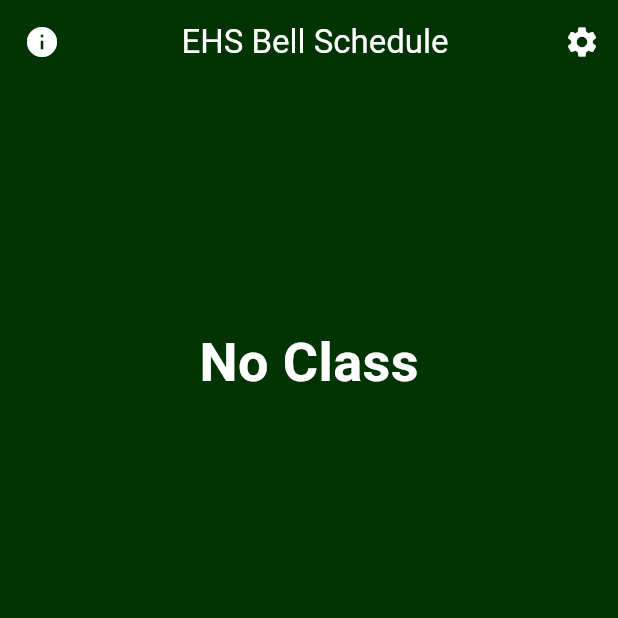
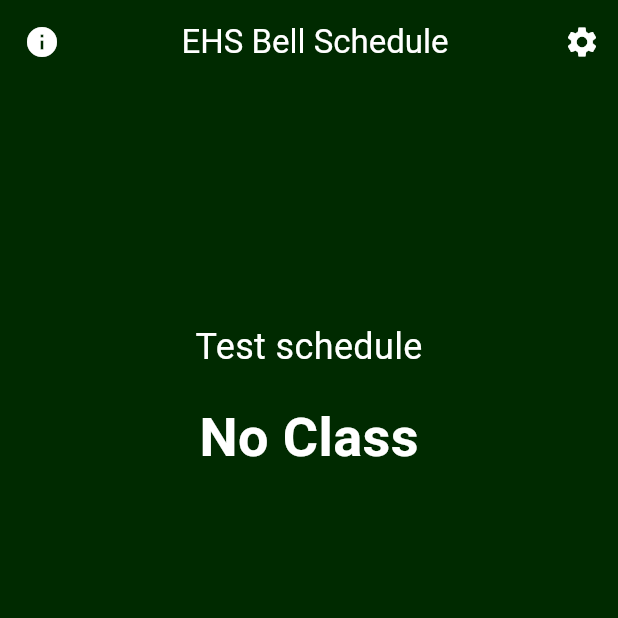
Before and after one commit to alexliao95311/ehs-bell-schedule, a Flutter app: the screen it shows after launch, on a phone screen of 412 x 824 dp, the top half of it. Run offline on Flutter 3.47's test engine with Material 3 defaults, Android fonts, the phone set to English and light mode, and no system bars; our stand-ins replace awesome_notifications.

Commit message:
edited UI before big changes

```diff
--- a/lib/main.dart
+++ b/lib/main.dart
@@ -41,7 +41,7 @@ class BellScheduleApp extends StatelessWidget {
       title: 'EHS Bell Schedule',
       theme: ThemeData(
         primarySwatch: Colors.green,
-        scaffoldBackgroundColor: Color.fromARGB(255, 2, 51, 2),
+        scaffoldBackgroundColor: Color.fromARGB(255, 0, 42, 0),
         textTheme: const TextTheme(
           bodyMedium: TextStyle(color: Colors.white),
         ),
@@ -82,54 +82,89 @@ class _HomePageState extends State<HomePage> {
   final Map<String, List<Map<String, String>>> schedules = {
     'Monday': [
       {'start': '07:15', 'end': '08:20', 'period': 'Period 0'},
+      {'start': '08:20', 'end': '08:30', 'period': 'Passing Period'},
       {'start': '08:30', 'end': '09:29', 'period': 'Period 1'},
+      {'start': '09:29', 'end': '09:35', 'period': 'Passing Period'},
       {'start': '09:35', 'end': '10:34', 'period': 'Period 2'},
+      {'start': '10:34', 'end': '10:40', 'period': 'Passing Period'},
       {'start': '10:40', 'end': '11:39', 'period': 'Period 3'},
+      {'start': '11:39', 'end': '11:45', 'period': 'Passing Period'},
       {'start': '11:45', 'end': '12:44', 'period': 'Period 4'},
+      {'start': '12:44', 'end': '13:20', 'period': 'Lunch'},
       {'start': '13:20', 'end': '14:19', 'period': 'Period 5'},
+      {'start': '14:19', 'end': '14:25', 'period': 'Passing Period'},
       {'start': '14:25', 'end': '15:24', 'period': 'Period 6'},
     ],
     'Tuesday': [
       {'start': '07:15', 'end': '08:20', 'period': 'Period 0'},
+      {'start': '08:20', 'end': '08:30', 'period': 'Passing Period'},
       {'start': '08:30', 'end': '09:29', 'period': 'Period 1'},
+      {'start': '09:29', 'end': '09:35', 'period': 'Passing Period'},
       {'start': '09:35', 'end': '10:34', 'period': 'Period 2'},
+      {'start': '10:34', 'end': '10:40', 'period': 'Passing Period'},
       {'start': '10:40', 'end': '11:39', 'period': 'Period 3'},
+      {'start': '11:39', 'end': '11:45', 'period': 'Passing Period'},
       {'start': '11:45', 'end': '12:44', 'period': 'Period 4'},
+      {'start': '12:44', 'end': '13:20', 'period': 'Lunch'},
       {'start': '13:20', 'end': '14:19', 'period': 'Period 5'},
+      {'start': '14:19', 'end': '14:25', 'period': 'Passing Period'},
       {'start': '14:25', 'end': '15:24', 'period': 'Period 6'},
     ],
     'Wednesday': [
       {'start': '09:00', 'end': '10:30', 'period': 'Period 1'},
+      {'start': '10:30', 'end': '10:36', 'period': 'Passing Period'},
       {'start': '10:36', 'end': '12:06', 'period': 'Period 3'},
+      {'start': '12:06', 'end': '12:42', 'period': 'Lunch'},
       {'start': '12:42', 'end': '13:37', 'period': 'Access'},
+      {'start': '13:37', 'end': '13:43', 'period': 'Passing Period'},
       {'start': '13:43', 'end': '15:13', 'period': 'Period 5'},
     ],
     'Thursday': [
       {'start': '07:15', 'end': '08:20', 'period': 'Period 0'},
+      {'start': '08:20', 'end': '08:30', 'period': 'Passing Period'},
       {'start': '08:30', 'end': '10:00', 'period': 'Period 2'},
+      {'start': '10:00', 'end': '10:06', 'period': 'Passing Period'},
       {'start': '10:06', 'end': '11:36', 'period': 'Period 4'},
+      {'start': '11:36', 'end': '12:12', 'period': 'Lunch'},
       {'start': '12:12', 'end': '12:57', 'period': 'Access'},
+      {'start': '12:57', 'end': '13:03', 'period': 'Passing Period'},
       {'start': '13:03', 'end': '14:33', 'period': 'Period 6'},
     ],
     'Friday': [
       {'start': '07:15', 'end': '08:20', 'period': 'Period 0'},
+      {'start': '08:20', 'end': '08:30', 'period': 'Passing Period'},
       {'start': '08:30', 'end': '09:29', 'period': 'Period 1'},
+      {'start': '09:29', 'end': '09:35', 'period': 'Passing Period'},
       {'start': '09:35', 'end': '10:34', 'period': 'Period 2'},
+      {'start': '10:34', 'end': '10:40', 'period': 'Passing Period'},
       {'start': '10:40', 'end': '11:39', 'period': 'Period 3'},
+      {'start': '11:39', 'end': '11:45', 'period': 'Passing Period'},
       {'start': '11:45', 'end': '12:44', 'period': 'Period 4'},
+      {'start': '12:44', 'end': '13:20', 'period': 'Lunch'},
       {'start': '13:20', 'end': '14:19', 'period': 'Period 5'},
+      {'start': '14:19', 'end': '14:25', 'period': 'Passing Period'},
       {'start': '14:25', 'end': '15:24', 'period': 'Period 6'},
     ],
     'Minimum Day': [
       {'start': '07:15', 'end': '08:20', 'period': 'Period 0'},
+      {'start': '08:20', 'end': '08:30', 'period': 'Passing Period'},
       {'start': '08:30', 'end': '09:05', 'period': 'Period 1'},
+      {'start': '09:05', 'end': '09:11', 'period': 'Passing Period'},
       {'start': '09:11', 'end': '09:46', 'period': 'Period 2'},
+      {'start': '09:46', 'end': '09:52', 'period': 'Passing Period'},
       {'start': '09:52', 'end': '10:27', 'period': 'Period 3'},
+      {'start': '10:27', 'end': '10:33', 'period': 'Passing Period'},
       {'start': '10:33', 'end': '11:08', 'period': 'Period 4'},
+      {'start': '11:08', 'end': '11:24', 'period': 'Passing Period'},
       {'start': '11:24', 'end': '11:59', 'period': 'Period 5'},
+      {'start': '11:59', 'end': '12:05', 'period': 'Passing Period'},
       {'start': '12:05', 'end': '12:40', 'period': 'Period 6'},
+    ],
+    'Saturday': [
+      {'start': '21:30', 'end':'22:48', 'period':'Period 0'}
     ]
   };
+
 
   @override
   void initState() {
@@ -248,7 +283,7 @@ class _HomePageState extends State<HomePage> {
       case 'Minimum Day':
         return 'Minimum Day Schedule';
       default:
-        return 'No schedule';
+        return 'Test schedule';
     }
   }
 
@@ -322,7 +357,7 @@ class _HomePageState extends State<HomePage> {
   Widget build(BuildContext context) {
     return Scaffold(
       appBar: AppBar(
-        backgroundColor: Color.fromARGB(255, 2, 51, 2),
+        backgroundColor: Color.fromARGB(255, 0, 42, 0),
         leading: IconButton(
           icon: const Icon(Icons.info, color: Colors.white),
           onPressed: _openInformation,
@@ -363,14 +398,14 @@ class _HomePageState extends State<HomePage> {
             if (_currentClass != 'No Class')
               Text(
                 _periodDuration,
-                style: const TextStyle(fontSize: 26, color: Colors.white),
+                style: const TextStyle(fontSize: 24, color: Colors.white),
               ),
             const SizedBox(height: 20),
-            if (_currentClass != 'No Class')
-              const Text(
-                'Time Left:',
-                style: TextStyle(fontSize: 20, color: Colors.white),
-              ),
+            //if (_currentClass != 'No Class')
+              //const Text(
+                //'Time Left:',
+                //style: TextStyle(fontSize: 20, color: Colors.white),
+              //),
             if (_currentClass != 'No Class')
               Text(
                 _timeLeft,
@@ -413,7 +448,7 @@ class SettingsPage extends StatelessWidget {
     return Scaffold(
       appBar: AppBar(
         title: const Text('Settings', style: TextStyle(color: Colors.white)),
-        backgroundColor: Color.fromARGB(255, 2, 51, 2),
+        backgroundColor: Color.fromARGB(255, 0, 42, 0),
         iconTheme: const IconThemeData(color: Colors.white), // Make the back arrow white
       ),
       body: ListView(
@@ -526,7 +561,7 @@ class _EditClassNamesPageState extends State<EditClassNamesPage> {
     return Scaffold(
       appBar: AppBar(
         title: const Text('Edit Class Names', style: TextStyle(color: Colors.white)),
-        backgroundColor: Color.fromARGB(255, 2, 51, 2),
+        backgroundColor: Color.fromARGB(255, 0, 42, 0),
         iconTheme: const IconThemeData(color: Colors.white), // Make the back arrow white
       ),
       body: ListView(
@@ -614,7 +649,7 @@ class _NotificationsPageState extends State<NotificationsPage> {
     return Scaffold(
       appBar: AppBar(
         title: const Text('Notifications', style: TextStyle(color: Colors.white)),
-        backgroundColor: Color.fromARGB(255, 2, 51, 2),
+        backgroundColor: Color.fromARGB(255, 0, 42, 0),
         iconTheme: const IconThemeData(color: Colors.white), // Make the back arrow white
       ),
       body: Padding(
@@ -722,7 +757,7 @@ class _OtherSettingsPageState extends State<OtherSettingsPage> {
     return Scaffold(
       appBar: AppBar(
         title: const Text('Other Settings', style: TextStyle(color: Colors.white)),
-        backgroundColor: Color.fromARGB(255, 2, 51, 2),
+        backgroundColor: Color.fromARGB(255, 0, 42, 0),
         iconTheme: const IconThemeData(color: Colors.white), // Make the back arrow white
       ),
       body: ListView(
@@ -766,7 +801,7 @@ class AboutPage extends StatelessWidget {
     return Scaffold(
       appBar: AppBar(
         title: const Text('About', style: TextStyle(color: Colors.white)),
-        backgroundColor: Color.fromARGB(255, 2, 51, 2),
+        backgroundColor: Color.fromARGB(255, 0, 42, 0),
         iconTheme: const IconThemeData(color: Colors.white), // Make the back arrow white
       ),
       body: Center(
@@ -804,7 +839,9 @@ class InformationPage extends StatelessWidget {
   InformationPage({required this.schedules, required this.is24HourFormat, required this.hasZeroPeriod});
 
   List<Map<String, String>> _filterSchedule(List<Map<String, String>> schedule) {
-    return schedule.where((period) => hasZeroPeriod || period['period'] != 'Period 0').toList();
+    return schedule
+        .where((period) => period['period'] != 'Passing Period' && (hasZeroPeriod || period['period'] != 'Period 0'))
+        .toList();
   }
 
   String _formatTime(String time) {
@@ -820,7 +857,7 @@ class InformationPage extends StatelessWidget {
     return Scaffold(
       appBar: AppBar(
         title: const Text('All Schedules', style: TextStyle(color: Colors.white)),
-        backgroundColor: Color.fromARGB(255, 2, 51, 2),
+        backgroundColor: Color.fromARGB(255, 0, 42, 0),
         iconTheme: const IconThemeData(color: Colors.white), // Make the back arrow white
       ),
       body: ListView(
@@ -849,11 +886,25 @@ class InformationPage extends StatelessWidget {
         const SizedBox(height: 10),
         if (filteredSchedule.isEmpty)
           const Text('No schedule today', style: TextStyle(fontSize: 16, color: Colors.white)),
-        ...filteredSchedule.map((period) {
-          return Text(
-            '${period['period']}: ${_formatTime(period['start']!)} - ${_formatTime(period['end']!)}',
-            style: const TextStyle(fontSize: 16, color: Colors.white),
-          );
+        ...filteredSchedule.asMap().entries.expand((entry) {
+          int index = entry.key;
+          Map<String, String> period = entry.value;
+          return [
+            Row(
+              mainAxisAlignment: MainAxisAlignment.spaceBetween,
+              children: [
+                Text(
+                  period['period']!,
+                  style: const TextStyle(fontSize: 18, color: Colors.white),
+                ),
+                Text(
+                  '${_formatTime(period['start']!)} - ${_formatTime(period['end']!)}',
+                  style: const TextStyle(fontSize: 18, color: Colors.white),
+                ),
+              ],
+            ),
+            if (index < filteredSchedule.length - 1) Divider(color: Colors.grey[400]),
+          ];
         }).toList(),
         const SizedBox(height: 20),
       ],
```
Also changed, not shown: 2 other files.
